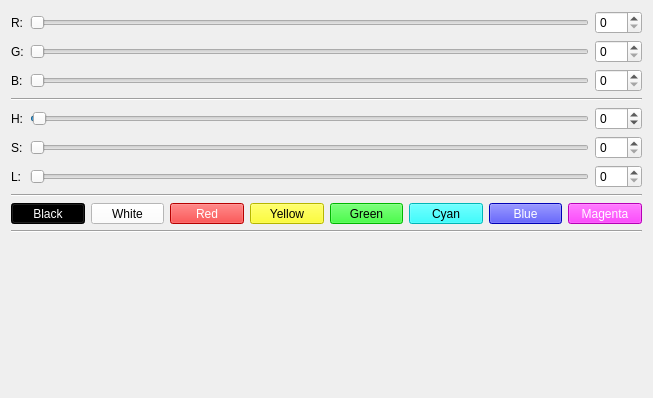
Above: src/brickv/plugin_system/plugins/rgb_led/ui/rgb_led.ui from Tinkerforge/brickv before the change. Below: the same form after it.
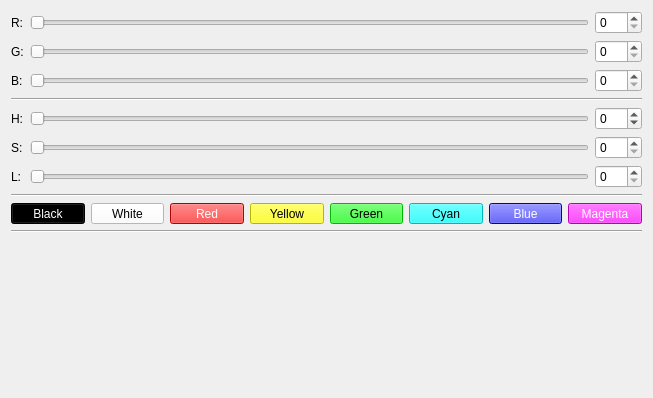
That is the form after the change.

Commit message: Set hue slider min to 0 for RGB LED (2.0) Bricklets.

Patch:
```diff
--- a/src/brickv/plugin_system/plugins/rgb_led/ui/rgb_led.ui
+++ b/src/brickv/plugin_system/plugins/rgb_led/ui/rgb_led.ui
@@ -91,7 +91,7 @@
      <item row="4" column="1">
       <widget class="QSlider" name="slider_h">
        <property name="minimum">
-        <number>-1</number>
+        <number>0</number>
        </property>
        <property name="maximum">
         <number>359</number>
```
The commit also changes 1 other file.
